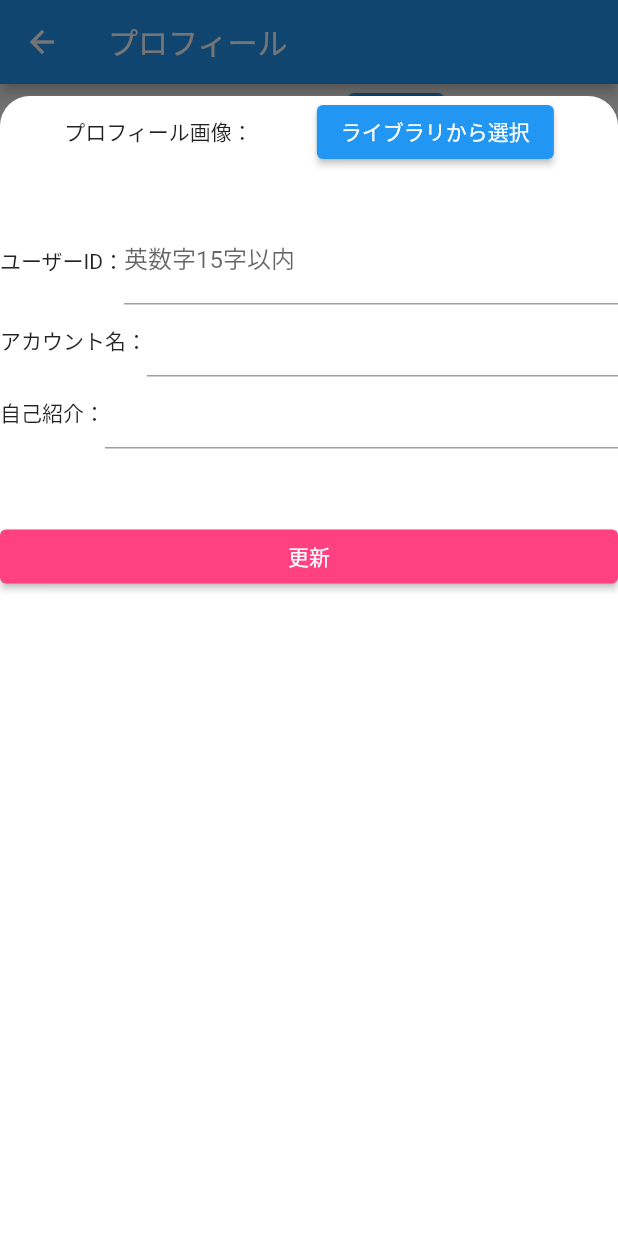
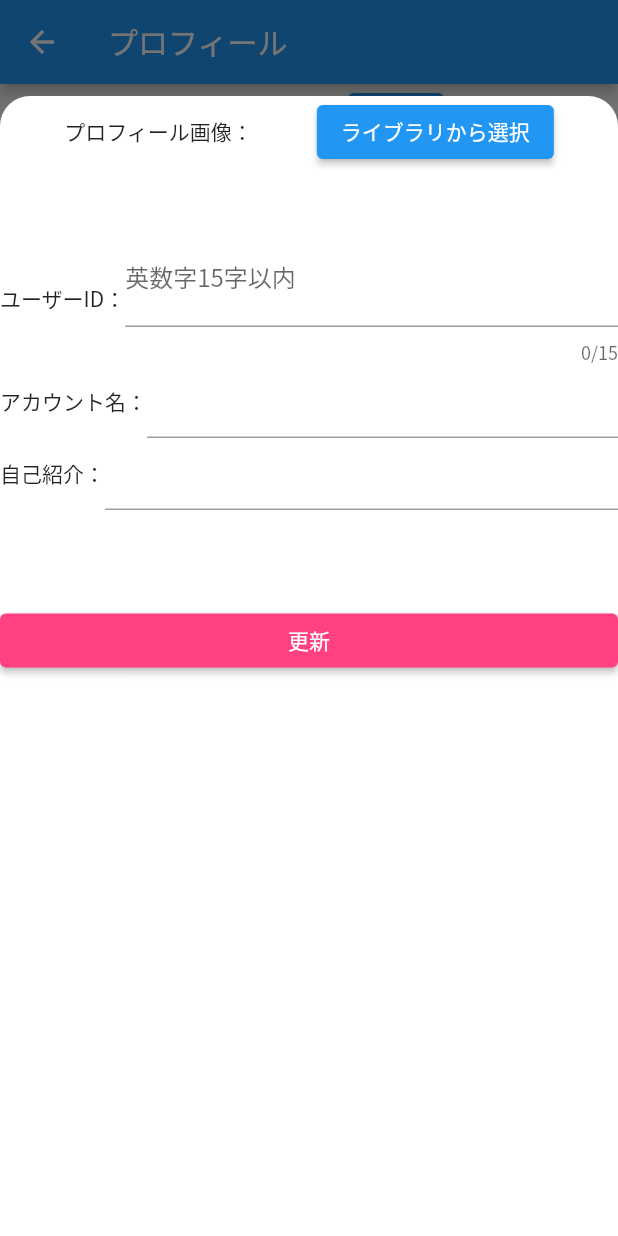
Before and after one commit to kawasaki-create/LocalSushiMemo, a Flutter app: the Profile screen opened directly, after a tap on "編集", on a phone screen of 412 x 824 dp. Run offline on Flutter 3.47's test engine with Material 2 defaults, Android fonts, the phone set to English and light mode, and no system bars; our stand-ins replace cloud_firestore, firebase_auth, firebase_core, font_awesome_flutter, image_picker, like_button and 2 more; missing offline and left inert: dart:ffi, universal_html; accounts and stored records are empty; network calls fail.

Commit message:
ある程度はできた。入力チェックとか。あとは他の店スクレイピングとか

```diff
--- a/lib/main.dart
+++ b/lib/main.dart
@@ -16,6 +16,10 @@
   @override
   Widget build(BuildContext context) {
     return MaterialApp(
+      theme: ThemeData(
+        primarySwatch: Colors.blue,
+        fontFamily: "Noto Sans JP", // ここを追加
+      ),
       debugShowCheckedModeBanner: false,
       home:Scaffold(
         appBar: AppBar(),
--- a/lib/routes/notice_route.dart
+++ b/lib/routes/notice_route.dart
@@ -1,6 +1,8 @@
 import 'dart:io';
+import 'package:cloud_firestore/cloud_firestore.dart';
 import 'package:flutter/material.dart';
 import 'package:firebase_auth/firebase_auth.dart';
+import 'package:flutter/services.dart';
 import 'package:image_picker/image_picker.dart';
 
 class Profile extends StatefulWidget {
@@ -10,6 +12,17 @@
 }
 
 class _ProfileState extends State<Profile> {
+  String userID = '';
+  String accountName = '';
+  String introduce = '';
+  List<DocumentSnapshot> docList = [];
+  int waitSecond = 0;
+
+  final Stream<QuerySnapshot<Map<String, dynamic>>> _eventStream = FirebaseFirestore.instance
+    .collection('users')
+    .snapshots();
+
+  final cuser = FirebaseAuth.instance.currentUser?.uid;
 
   File? profIcon;
   final picker = ImagePicker();
@@ -27,15 +40,42 @@
     });
   }
 
+  Future getUser() async{
+    await Future.delayed(Duration(seconds: waitSecond));
+    //現在のユーザーを取得する
+    final cUser = await FirebaseAuth.instance
+        .currentUser;
+    final uid = cUser?.uid;
+    //現在のユーザーのIDで新規情報を設定or更新する
+   final cget = await FirebaseFirestore.instance
+        .collection('users')
+        .doc(uid)
+        .get()
+        .then((snapshot){
+          if(snapshot.exists){
+            userID = snapshot.get('userID');
+            accountName = snapshot.get('accountName');
+            introduce = snapshot.get('introduce');
+          }
+        });
+  }
+
+
+
   @override
   Widget build(BuildContext context) {
     return Scaffold(
       appBar: AppBar(
         title: Text("プロフィール"),
       ),
-      body: Container(
+      body: FutureBuilder(
+          future: getUser(),
+          builder: (BuildContext context, AsyncSnapshot snapshot) {
+            return Container(
               child: Column(
                 mainAxisAlignment: MainAxisAlignment.start,
+                children: [
+              Column(
               children: [
               Row(
               mainAxisAlignment: MainAxisAlignment.spaceEvenly,
@@ -55,14 +95,14 @@
                     alignment: Alignment.topRight,
                     child: Container(
                       child: ElevatedButton(
-                        onPressed: (){
+                        onPressed: () async {
                           showModalBottomSheet(
                             //モーダルの背景の色、透過
                             backgroundColor: Colors.transparent,
                             //ドラッグ可能にする（高さもハーフサイズからフルサイズになる様子）
                             isScrollControlled: true,
                             context: context,
-                              builder: (BuildContext context){
+                            builder: (BuildContext context) {
                               return Container(
                                 margin: EdgeInsets.only(top: 64),
                                 decoration: BoxDecoration(
@@ -77,11 +117,12 @@
                                 child: Column(
                                   children: [
                                     Row(
-                                        mainAxisAlignment: MainAxisAlignment.spaceEvenly,
+                                      mainAxisAlignment: MainAxisAlignment
+                                          .spaceEvenly,
                                       children: [
                                         Text('プロフィール画像：'),
                                         ElevatedButton(
-                                            onPressed: (){
+                                            onPressed: () {
                                               getImage();
                                             },
                                             child: Text('ライブラリから選択')
@@ -90,35 +131,61 @@
                                     ),
                                     Text('\n'),
                                     Row(
-                                        mainAxisAlignment: MainAxisAlignment.spaceEvenly,
+                                      mainAxisAlignment: MainAxisAlignment
+                                          .spaceEvenly,
                                       children: [
                                         Text('ユーザーID：'),
                                         Expanded(
                                           child: TextFormField(
-                                              decoration: InputDecoration(labelText: '英数字15字以内'),
+                                            maxLength: 15,
+                                            decoration: InputDecoration(
+                                                labelText: '英数字15字以内'),
+                                            onChanged: (String value) {
+                                              setState(() {
+                                                userID = '@' + value;
+                                                waitSecond = 1000;
+                                              });
+                                            },
+                                            inputFormatters: [
+                                              FilteringTextInputFormatter.allow(RegExp(r'[0-9a-zA-Z]'))
+                                            ],
                                           ),
                                         ),
                                       ],
                                     ),
                                     Row(
-                                        mainAxisAlignment: MainAxisAlignment.spaceEvenly,
+                                      mainAxisAlignment: MainAxisAlignment
+                                          .spaceEvenly,
                                       children: [
                                         Text('アカウント名：'),
                                         Expanded(
                                           child: TextFormField(
-
+                                            onChanged: (String value) {
+                                              setState(() {
+                                                accountName = value;
+                                                waitSecond = 1000;
+                                              });
+                                            },
                                           ),
                                         ),
                                       ],
                                     ),
                                     Row(
-                                        mainAxisAlignment: MainAxisAlignment.spaceEvenly,
+                                      mainAxisAlignment: MainAxisAlignment
+                                          .spaceEvenly,
                                       children: [
                                         Text('自己紹介：'),
                                         Expanded(
                                           child: TextFormField(
-                                              keyboardType: TextInputType.multiline,
+                                            keyboardType: TextInputType
+                                                .multiline,
                                             maxLines: null,
+                                            onChanged: (String value) {
+                                              setState(() {
+                                                introduce = value;
+                                                waitSecond = 1000;
+                                              });
+                                            },
                                           ),
                                         ),
                                       ],
@@ -127,8 +194,27 @@
                                     SizedBox(
                                       width: double.infinity,
                                       child: ElevatedButton(
-                                            onPressed: (){
-
+                                        onPressed: () async {
+                                          //現在のユーザーを取得する
+                                          final cUser = await FirebaseAuth
+                                              .instance
+                                              .currentUser;
+                                          final uid = cUser?.uid;
+                                          //現在のユーザーのIDで新規情報を設定or更新する
+                                          await FirebaseFirestore
+                                              .instance
+                                              .collection('users')
+                                              .doc(uid)
+                                              .set({
+                                            'userID': userID,
+                                            'accountName': accountName,
+                                            'introduce': introduce
+                                          },
+                                              SetOptions(merge: true)
+                                          );
+                                          setState(() {
+                                            waitSecond = 1;
+                                          });
                                         },
                                         child: Text('更新'),
                                         style: ElevatedButton.styleFrom(
@@ -136,7 +222,6 @@
                                         ),
                                       ),
                                     ),
-
                                   ],
                                 ),
                               );
@@ -147,11 +232,16 @@
                       ),
                     ),
                   ),
-
                 ],
               ),
+              Text(userID),
+              Text(accountName),
+              Text(introduce),
                 ],
-        ),
+            )]
+              )
+                      );
+  },
             ),
     );
   }
--- a/lib/routes/rank_route.dart
+++ b/lib/routes/rank_route.dart
@@ -55,7 +55,7 @@
               ),
               Text('\n'),
               Row(
-                mainAxisAlignment: MainAxisAlignment.spaceEvenly,
+              mainAxisAlignment: MainAxisAlignment.spaceEvenly,
                 children: [
                   Container(
                     decoration: BoxDecoration(
--- a/lib/scrapingMenu.dart
+++ b/lib/scrapingMenu.dart
@@ -221,7 +221,9 @@
                          .doc(uid)
                          .set({
                            'totalPoint': totalPoint
-                         });
+                         },
+                           SetOptions(merge: true)
+                         );
                        /* setState(() {
                           ateList = [];
                         });
```
Also changed, not shown: fonts/OFL.txt (added, +93 -0 lines), lib/routes/home_route.dart (+35 -34 lines), pubspec.yaml (+7 -0 lines), 6 other files. Lines whose indentation alone changed are shown as unchanged.
